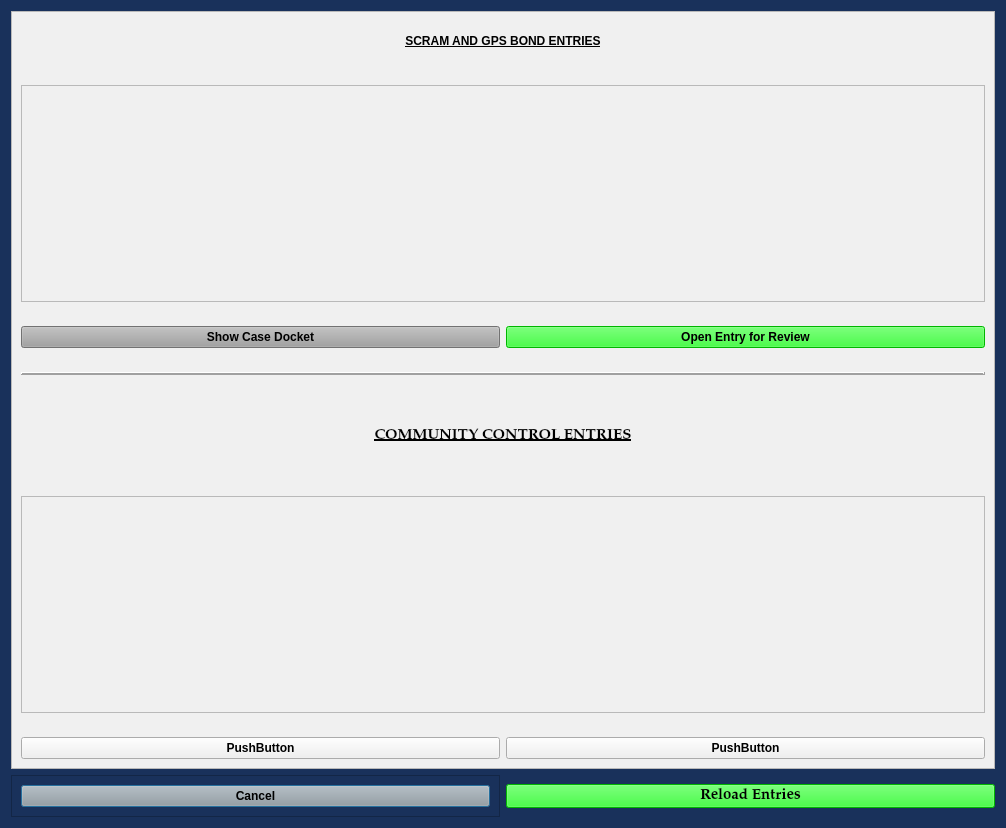
The window that munientry/views/ui/MattoxWorkflowDialog.ui (HunterProgram22/MuniEntry) describes before a commit, drawn with Qt 5.
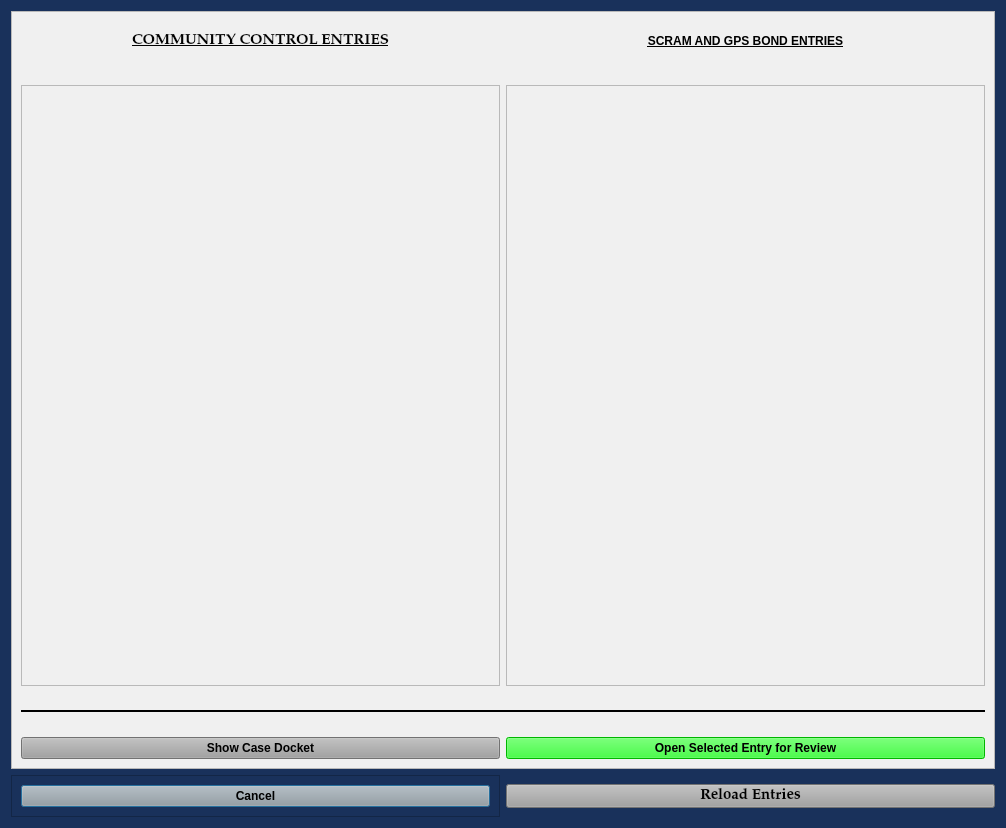
The same window after the commit.

```diff
--- a/munientry/views/ui/MattoxWorkflowDialog.ui
+++ b/munientry/views/ui/MattoxWorkflowDialog.ui
@@ -81,8 +81,7 @@
    <item row="1" column="1">
     <widget class="QPushButton" name="reload_entries_Button">
      <property name="styleSheet">
-      <string notr="true">background-color: rgb(0, 255, 0);
-font: 75 11pt &quot;Palatino Linotype&quot;;
+      <string notr="true">background-color: rgb(160, 160, 160);
 font-weight: bold;</string>
      </property>
      <property name="text">
@@ -117,33 +116,14 @@
      <property name="frameShadow">
       <enum>QFrame::Raised</enum>
      </property>
-     <layout class="QGridLayout" name="gridLayout_2" rowstretch="1,2,1,1,1,1,3,1">
+     <layout class="QGridLayout" name="gridLayout_2" rowstretch="1,0,0,0,0,0,0,0">
       <property name="verticalSpacing">
        <number>24</number>
       </property>
       <item row="6" column="0" colspan="2">
-       <widget class="QListWidget" name="community_control_entries_listWidget"/>
-      </item>
-      <item row="0" column="0" colspan="2">
-       <widget class="QLabel" name="label">
-        <property name="maximumSize">
-         <size>
-          <width>16777215</width>
-          <height>40</height>
-         </size>
-        </property>
-        <property name="text">
-         <string>&lt;html&gt;&lt;head/&gt;&lt;body&gt;&lt;p&gt;&lt;span style=&quot; text-decoration: underline;&quot;&gt;SCRAM AND GPS BOND ENTRIES&lt;/span&gt;&lt;/p&gt;&lt;/body&gt;&lt;/html&gt;</string>
-        </property>
-        <property name="alignment">
-         <set>Qt::AlignCenter</set>
-        </property>
-       </widget>
-      </item>
-      <item row="4" column="0" colspan="2">
-       <widget class="Line" name="line">
+       <widget class="Line" name="line_2">
         <property name="frameShadow">
-         <enum>QFrame::Raised</enum>
+         <enum>QFrame::Plain</enum>
         </property>
         <property name="lineWidth">
          <number>2</number>
@@ -153,22 +133,7 @@
         </property>
        </widget>
       </item>
-      <item row="1" column="0" rowspan="2" colspan="2">
-       <widget class="QListWidget" name="scram_gps_entries_listWidget"/>
-      </item>
-      <item row="3" column="1">
-       <widget class="QPushButton" name="open_entry_Button">
-        <property name="styleSheet">
-         <string notr="true">background-color: rgb(0, 255, 0);
-font: 75 11pt &quot;Palatino Linotype&quot;;
-font-weight: bold;</string>
-        </property>
-        <property name="text">
-         <string>Open Entry for Review</string>
-        </property>
-       </widget>
-      </item>
-      <item row="3" column="0">
+      <item row="7" column="0">
        <widget class="QPushButton" name="show_docket_Button">
         <property name="styleSheet">
          <string notr="true">background-color: rgb(160, 160, 160);
@@ -179,7 +144,25 @@
         </property>
        </widget>
       </item>
-      <item row="5" column="0" colspan="2">
+      <item row="7" column="1">
+       <widget class="QPushButton" name="open_entry_Button">
+        <property name="styleSheet">
+         <string notr="true">background-color: rgb(0, 255, 0);
+font: 75 11pt &quot;Palatino Linotype&quot;;
+font-weight: bold;</string>
+        </property>
+        <property name="text">
+         <string>Open Selected Entry for Review</string>
+        </property>
+       </widget>
+      </item>
+      <item row="4" column="1">
+       <widget class="QListWidget" name="scram_gps_entries_listWidget"/>
+      </item>
+      <item row="4" column="0">
+       <widget class="QListWidget" name="community_control_entries_listWidget"/>
+      </item>
+      <item row="0" column="0">
        <widget class="QLabel" name="label_2">
         <property name="font">
          <font>
@@ -199,17 +182,19 @@
         </property>
        </widget>
       </item>
-      <item row="7" column="0">
-       <widget class="QPushButton" name="pushButton">
-        <property name="text">
-         <string>PushButton</string>
+      <item row="0" column="1">
+       <widget class="QLabel" name="label">
+        <property name="maximumSize">
+         <size>
+          <width>16777215</width>
+          <height>40</height>
+         </size>
         </property>
-       </widget>
-      </item>
-      <item row="7" column="1">
-       <widget class="QPushButton" name="pushButton_2">
         <property name="text">
-         <string>PushButton</string>
+         <string>&lt;html&gt;&lt;head/&gt;&lt;body&gt;&lt;p&gt;&lt;span style=&quot; text-decoration: underline;&quot;&gt;SCRAM AND GPS BOND ENTRIES&lt;/span&gt;&lt;/p&gt;&lt;/body&gt;&lt;/html&gt;</string>
+        </property>
+        <property name="alignment">
+         <set>Qt::AlignCenter</set>
         </property>
        </widget>
       </item>
```
